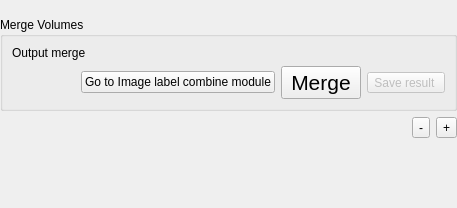
Qt form Modules/Scripted/Workflow/Widgets/Resources/UI/SegmentationStep.ui (KitwareMedical/Deprecated-VesselView) before a commit.
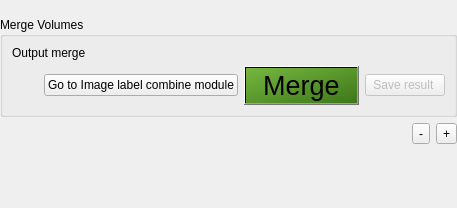
The same form after that commit. Custom widgets are drawn as their Qt base class.

Commit message:
ENH: Bigger, greener text for the apply push buttons
In order to make the action more visible/obvious to the user, the push
button were costumized with:
 - a green-colored gradient inspired by the next/before arrows of the
workflow
 - Two spaces before and after the action to enlare the button and
highlight the text
 - an bigger point size (as the application default point size is 12)

The edit to the form file:
```diff
--- a/Modules/Scripted/Workflow/Widgets/Resources/UI/SegmentationStep.ui
+++ b/Modules/Scripted/Workflow/Widgets/Resources/UI/SegmentationStep.ui
@@ -94,11 +94,16 @@
           </property>
           <property name="font">
            <font>
-            <pointsize>16</pointsize>
+            <pointsize>20</pointsize>
            </font>
           </property>
+          <property name="styleSheet">
+           <string notr="true">#MergeAllApplyButton {
+    background-color: QLinearGradient( x1: 0, y1: 0, x2: 1, y2: 1, stop: 0 #76b740, stop: 1 #3d7719);
+}</string>
+          </property>
           <property name="text">
-           <string>Merge</string>
+           <string>  Merge  </string>
           </property>
           <property name="checkable">
            <bool>true</bool>
@@ -106,7 +111,7 @@
          </widget>
         </item>
         <item>
-         <widget class="QToolButton" name="MergeAllSaveToolButton">
+         <widget class="QPushButton" name="MergeAllSavePushButton">
           <property name="enabled">
            <bool>false</bool>
           </property>
```
The commit also changes 6 other files.
